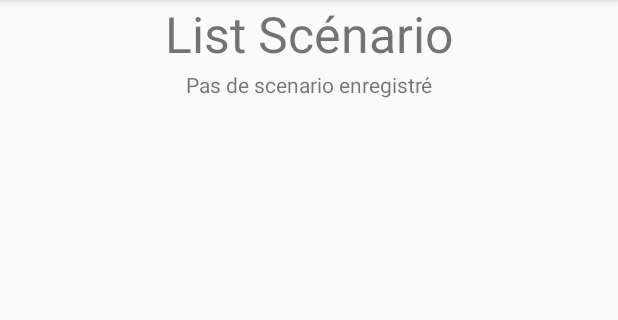
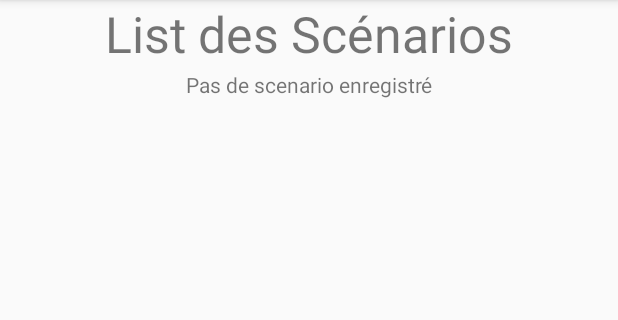
Before and after one commit to crozes/snsm_project, an Android app: the ListScenario screen opened directly, with no data from a screen before it, on a phone screen of 412 x 824 dp, the part 84-404 px from its top. Run offline under Robolectric (Android 15) with nearby library versions, the phone set to English and light mode, and no system bars.

Commit message:
Application - Texte
Mis a jour des labels

```diff
--- a/SimulBoat/app/src/main/java/com/cyrilcrozes/simulboat/Enregistrement.java
+++ b/SimulBoat/app/src/main/java/com/cyrilcrozes/simulboat/Enregistrement.java
@@ -179,7 +179,7 @@ public class Enregistrement extends CreateScenario implements SensorEventListene
         new CountDownTimer(3000000, 1000) {
 
             public void onFinish() {
-                // When timer is finished
+                Log.d("INFO","Fin du de l'enregistrement - Fin du timer");
             }
 
             public void onTick(long millisUntilFinished) {
--- a/SimulBoat/app/src/main/res/layout/scenariolist.xml
+++ b/SimulBoat/app/src/main/res/layout/scenariolist.xml
@@ -16,7 +16,7 @@
             android:layout_width="match_parent"
             android:layout_height="wrap_content"
             android:layout_marginBottom="2dp"
-            android:text="List Scénario"
+            android:text="List des Scénarios"
             android:textAlignment="center"
             android:textSize="15pt" />
 
```
